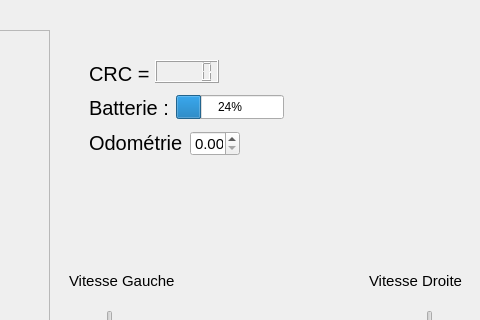
Before: the Qt Designer form myrobot.ui in l-chapus/WifiBot, drawn with Qt 5; both pictures show x 431 to 911 and y 0 to 320 of the 911 by 630 pixel window.
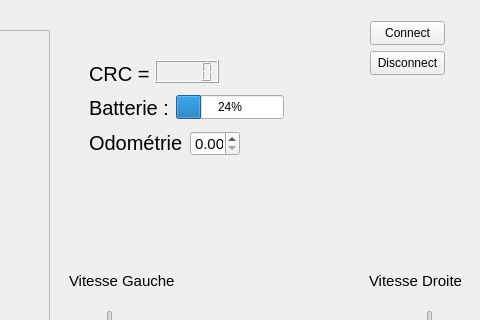
After: the same form once the commit is applied.

Commit message: Ajouter 2 boutons connect et disconnect sur l'interface

```diff
--- a/myrobot.ui
+++ b/myrobot.ui
@@ -298,6 +298,32 @@
      <string>Vitesse Droite</string>
     </property>
    </widget>
+   <widget class="QPushButton" name="connect">
+    <property name="geometry">
+     <rect>
+      <x>801</x>
+      <y>21</y>
+      <width>75</width>
+      <height>24</height>
+     </rect>
+    </property>
+    <property name="text">
+     <string>Connect</string>
+    </property>
+   </widget>
+   <widget class="QPushButton" name="disconnect">
+    <property name="geometry">
+     <rect>
+      <x>801</x>
+      <y>51</y>
+      <width>75</width>
+      <height>24</height>
+     </rect>
+    </property>
+    <property name="text">
+     <string>Disconnect</string>
+    </property>
+   </widget>
    <widget class="QProgressBar" name="batterieBar">
     <property name="geometry">
      <rect>
```
The commit also changes 1 other file.
